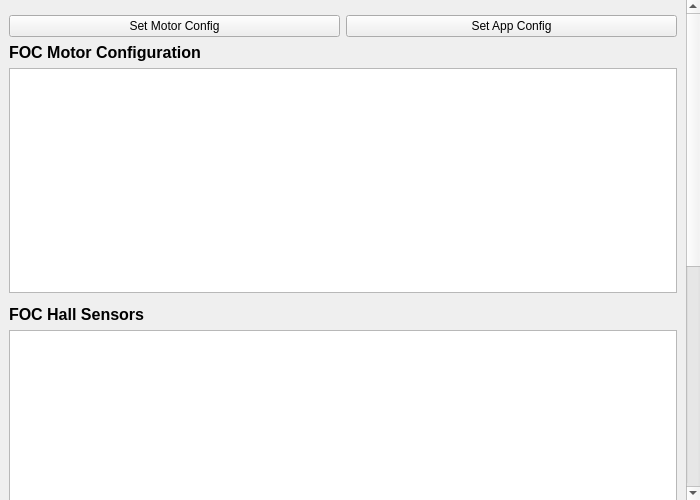
The window that pages/pagecontrollersetup.ui (vitalii-bokhin/vesc_tool) describes before a commit, drawn with Qt 5.
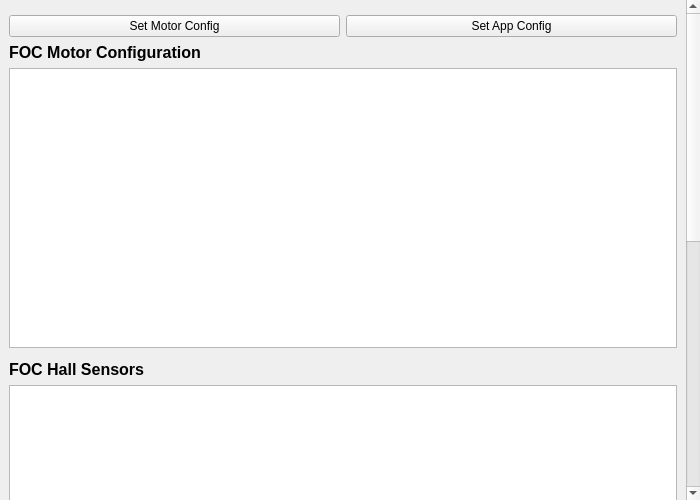
The same window after the commit. Icons and pictures are not drawn. Custom widgets are drawn as their Qt base class.

Commit message: table hight

The edit to the form file:
```diff
--- a/pages/pagecontrollersetup.ui
+++ b/pages/pagecontrollersetup.ui
@@ -163,13 +163,13 @@
                   <property name="minimumSize">
                     <size>
                       <width>0</width>
-                      <height>225</height>
+                      <height>280</height>
                     </size>
                   </property>
                   <property name="maximumSize">
                     <size>
                       <width>700</width>
-                      <height>225</height>
+                      <height>280</height>
                     </size>
                   </property>
                 </widget>
@@ -196,7 +196,7 @@
                   <property name="minimumSize">
                     <size>
                       <width>0</width>
-                      <height>335</height>
+                      <height>380</height>
                     </size>
                   </property>
                 </widget>
```
